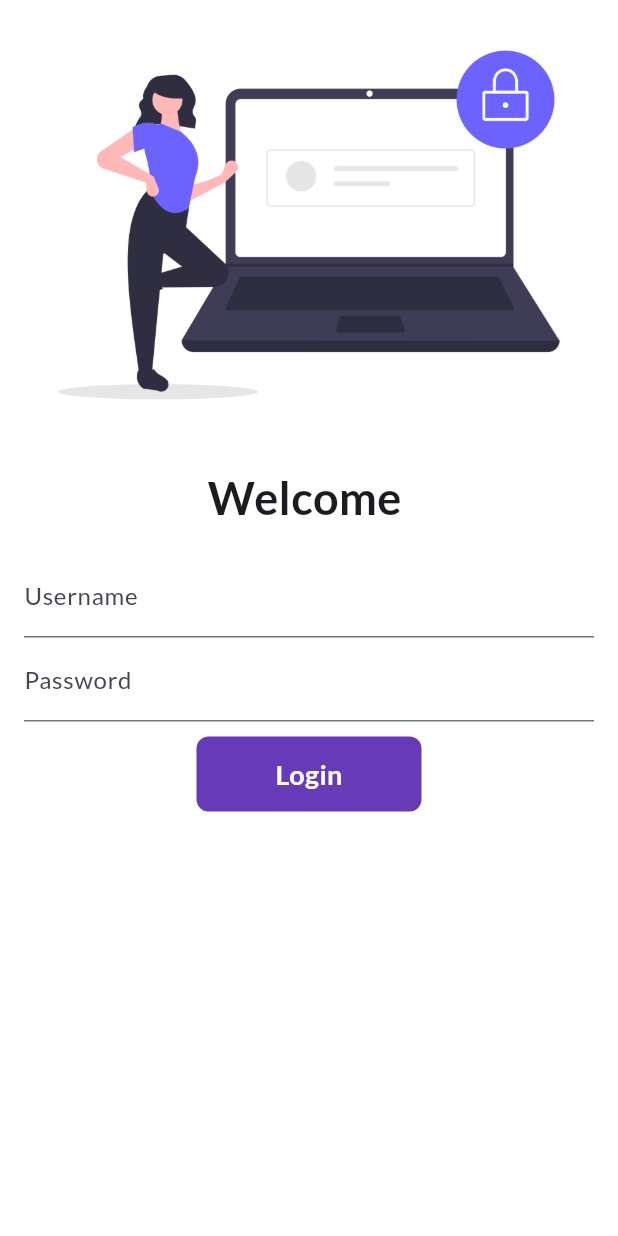
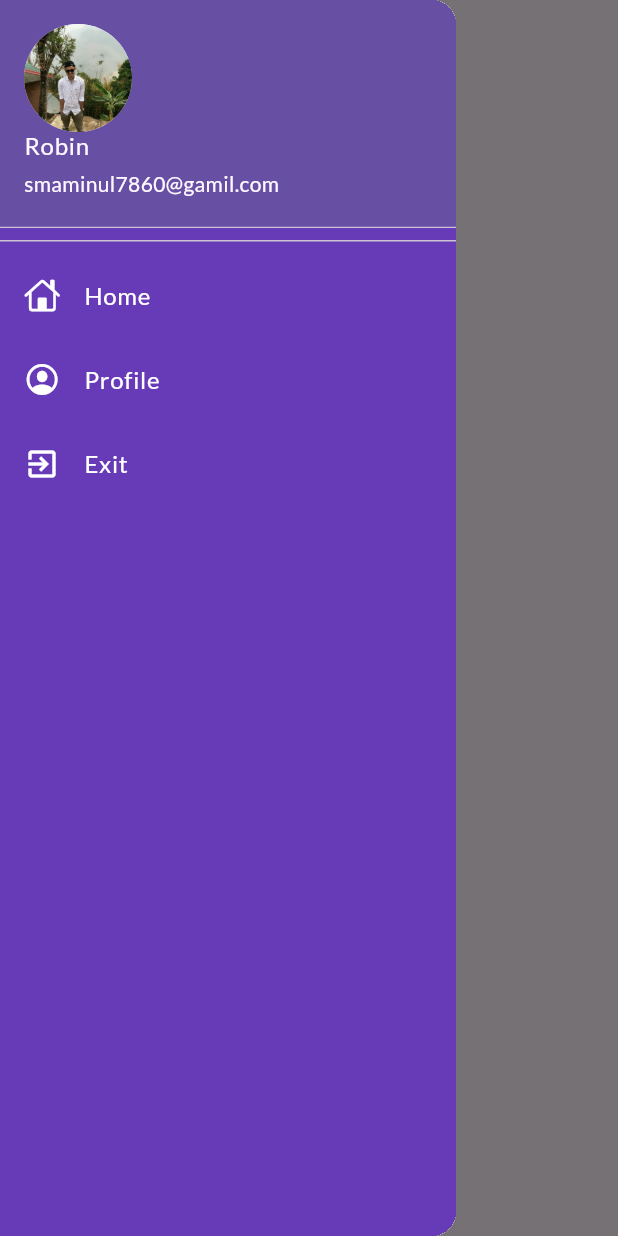
Before and after one commit to sm-aminul-islam/E-commerce-App, a Flutter app: the screen it shows after launch, with the side drawer open (before the commit the screen has no drawer), on a phone screen of 412 x 824 dp. Run offline on Flutter 3.47's test engine with Material 3 defaults, Android fonts, the phone set to English and light mode, and no system bars; our stand-ins replace google_fonts.

Commit message:
Drawer completed successfullyy

```diff
--- a/lib/main.dart
+++ b/lib/main.dart
@@ -17,10 +17,10 @@ class MyApp extends StatelessWidget {
       debugShowCheckedModeBanner: false,
       themeMode: ThemeMode.light,
       theme: ThemeData(
-          primarySwatch: Colors.deepPurple,
+          //primarySwatch: Colors.deepPurple,
           fontFamily: GoogleFonts.lato().fontFamily),
       darkTheme: ThemeData(brightness: Brightness.dark),
-      initialRoute: "/login",
+      initialRoute: MyRoutes.homeroute,
       routes: {
         "/": (context) => HomePage(),
         MyRoutes.homeroute: (context) => HomePage(),
--- a/lib/pages/home_page.dart
+++ b/lib/pages/home_page.dart
@@ -1,3 +1,4 @@
+import 'package:catalog_app/widgets/drawer.dart';
 import 'package:flutter/material.dart';
 
 class HomePage extends StatefulWidget {
@@ -18,7 +19,7 @@ class _HomePageState extends State<HomePage> {
       body: Column(
         children: [],
       ),
-      drawer: Drawer(),
+      drawer: MyDrawer(),
     );
   }
 }
--- /dev/null
+++ b/lib/widgets/drawer.dart
@@ -0,0 +1,64 @@
+import 'package:flutter/cupertino.dart';
+import 'package:flutter/material.dart';
+
+class MyDrawer extends StatelessWidget {
+  const MyDrawer({super.key});
+
+  @override
+  Widget build(BuildContext context) {
+    return Drawer(
+      child: Container(
+        color: Colors.deepPurple,
+        child: ListView(
+          padding: EdgeInsets.zero,
+          children: [
+            DrawerHeader(
+                padding: EdgeInsets.zero,
+                child: UserAccountsDrawerHeader(
+                    currentAccountPicture: CircleAvatar(
+                      backgroundImage: AssetImage('assets/images/smart.jpg'),
+                    ),
+                    accountName: Text("Robin"),
+                    accountEmail: Text('smaminul7860@gamil.com'))),
+            ListTile(
+              leading: Icon(
+                CupertinoIcons.home,
+                color: Colors.white,
+              ),
+              title: Text(
+                "Home",
+                style: TextStyle(
+                  color: Colors.white,
+                ),
+              ),
+            ),
+            ListTile(
+              leading: Icon(
+                CupertinoIcons.profile_circled,
+                color: Colors.white,
+              ),
+              title: Text(
+                "Profile",
+                style: TextStyle(
+                  color: Colors.white,
+                ),
+              ),
+            ),
+            ListTile(
+              leading: Icon(
+                Icons.exit_to_app,
+                color: Colors.white,
+              ),
+              title: Text(
+                "Exit",
+                style: TextStyle(
+                  color: Colors.white,
+                ),
+              ),
+            ),
+          ],
+        ),
+      ),
+    );
+  }
+}
```
Also changed, not shown: lib/pages/login_page.dart (+41 -27 lines), assets/images/hey.png (added), assets/images/profile.png (added), assets/images/smart.jpg (added).
